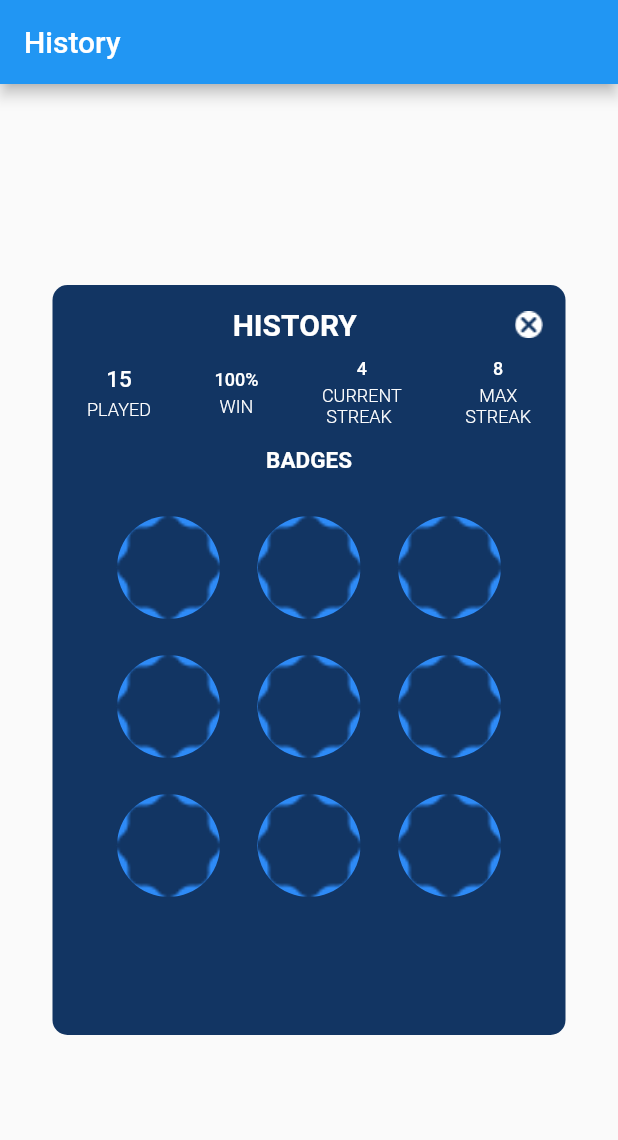
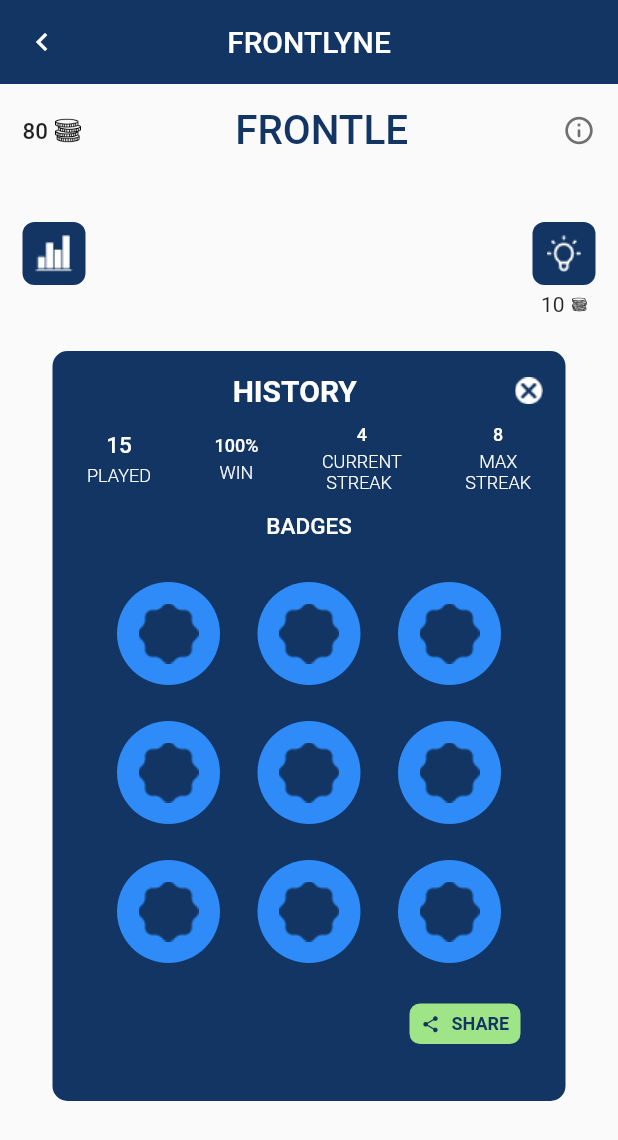
Before and after one commit to Nit89/frontle, a Flutter app: the screen it shows after launch, on a phone screen of 412 x 824 dp. Shown: the top 1140 px of the screen. Run offline on Flutter 3.47's test engine with Material 2 defaults, Android fonts, the light colour scheme and no system bars.

Commit message:
historyscreen completed

```diff
--- a/lib/screens/historyscreen.dart
+++ b/lib/screens/historyscreen.dart
@@ -7,14 +7,114 @@ class History extends StatelessWidget {
   Widget build(BuildContext context) {
     return Scaffold(
       appBar: AppBar(
-        title: const Text(
-          "History",
-          style: TextStyle(color: Colors.white),
-        ),
+        backgroundColor: Color(0xff123563),
+        title: Text('FRONTLYNE'),
+        leading: Icon(Icons.keyboard_arrow_left_outlined),
+        centerTitle: true,
+        elevation: 0,
       ),
       body: Column(
-        mainAxisAlignment: MainAxisAlignment.center,
         children: [
+          Padding(
+            padding: const EdgeInsets.all(15.0),
+            child: Row(
+              mainAxisAlignment: MainAxisAlignment.spaceBetween,
+              children: [
+                Row(
+                  children: [
+                    Text(
+                      "80",
+                      style: TextStyle(
+                          fontSize: 14.9, fontWeight: FontWeight.w500),
+                    ),
+                    SizedBox(
+                      width: 5,
+                    ),
+                    Image.asset(
+                      'assets/images/coins.png',
+                      width: 17,
+                      height: 17,
+                    ),
+                  ],
+                ),
+                Text(
+                  "FRONTLE",
+                  style: TextStyle(
+                      fontSize: 27,
+                      color: Color(0xff123563),
+                      fontWeight: FontWeight.w500),
+                ),
+                Icon(
+                  Icons.info_outline_rounded,
+                  color: Color(0xff707070),
+                  size: 22,
+                )
+              ],
+            ),
+          ),
+          SizedBox(
+            height: 15,
+          ),
+          Padding(
+            padding: const EdgeInsets.all(15.0),
+            child: Row(
+              mainAxisAlignment: MainAxisAlignment.spaceBetween,
+              crossAxisAlignment: CrossAxisAlignment.start,
+              children: [
+                Container(
+                  width: 42,
+                  height: 42,
+                  decoration: BoxDecoration(
+                    color: Color(0xff123563),
+                    borderRadius: BorderRadius.all(
+                      Radius.circular(8),
+                    ),
+                  ),
+                  child: Image.asset(
+                    'assets/images/bar.png',
+                    fit: BoxFit.scaleDown,
+                  ),
+                ),
+                Column(
+                  children: [
+                    Container(
+                      width: 42,
+                      height: 42,
+                      decoration: BoxDecoration(
+                        color: Color(0xff123563),
+                        borderRadius: BorderRadius.all(
+                          Radius.circular(8),
+                        ),
+                      ),
+                      child: Image.asset(
+                        'assets/images/bulb.png',
+                        fit: BoxFit.scaleDown,
+                      ),
+                    ),
+                    SizedBox(
+                      height: 5,
+                    ),
+                    Row(
+                      children: [
+                        Text("10"),
+                        SizedBox(
+                          width: 5,
+                        ),
+                        Image.asset(
+                          'assets/images/coins.png',
+                          width: 10,
+                          height: 10,
+                        ),
+                      ],
+                    )
+                  ],
+                )
+              ],
+            ),
+          ),
+          SizedBox(
+            height: 8,
+          ),
           Center(
             child: Container(
               width: 342,
@@ -142,7 +242,7 @@ class History extends StatelessWidget {
                             "BADGES",
                             style: TextStyle(
                                 color: Colors.white,
-                                fontWeight: FontWeight.w600,
+                                fontWeight: FontWeight.w500,
                                 fontSize: 15),
                           ),
                           Expanded(
@@ -168,7 +268,7 @@ class History extends StatelessWidget {
                                           ),
                                           child: Image.asset(
                                             'assets/images/badge1.png',
-                                            fit: BoxFit.contain,
+                                            fit: BoxFit.scaleDown,
                                           ),
                                         ),
                                       );
@@ -176,6 +276,39 @@ class History extends StatelessWidget {
                               ),
                             ),
                           ),
+                          Row(
+                            mainAxisAlignment: MainAxisAlignment.end,
+                            children: [
+                              Padding(
+                                padding:
+                                    EdgeInsets.only(right: 15.0, bottom: 23),
+                                child: Container(
+                                    width: 74,
+                                    height: 27,
+                                    decoration: BoxDecoration(
+                                        color: Color(0xff9FE587),
+                                        borderRadius: BorderRadius.circular(7)),
+                                    child: Row(
+                                      mainAxisAlignment:
+                                          MainAxisAlignment.spaceEvenly,
+                                      children: [
+                                        Icon(
+                                          Icons.share,
+                                          size: 13,
+                                          color: Color(0xff123563),
+                                        ),
+                                        Text(
+                                          'SHARE',
+                                          style: TextStyle(
+                                              fontWeight: FontWeight.w600,
+                                              fontSize: 12,
+                                              color: Color(0xff123563)),
+                                        ),
+                                      ],
+                                    )),
+                              ),
+                            ],
+                          )
                         ],
                       ),
                     ),
```
